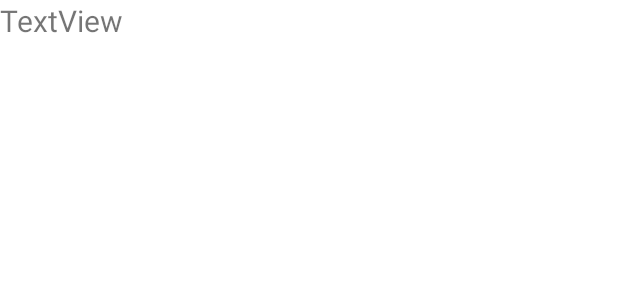
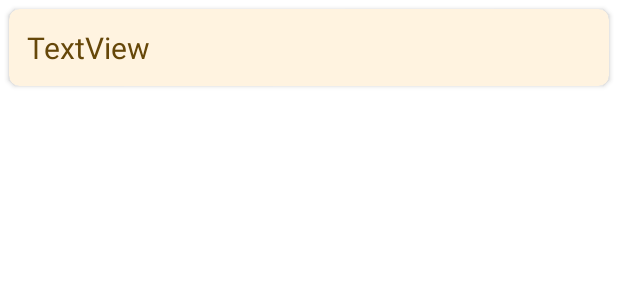
Before and after one commit to veselove/cat-facts, an Android app: the layout fragment_rv_item.xml on its own in the app's theme, with its tools: preview values and no code run, on a phone screen of 412 x 824 dp. Shown: the top 300 px of the screen. Run offline under Robolectric (Android 15) with nearby library versions, the phone set to English and light mode, and no system bars; network calls fail.

Commit message:
feat: some UI improvements in the second screen

```diff
--- a/app/src/main/java/com/veselove/catfacts/ui/saved/SavedFragment.kt
+++ b/app/src/main/java/com/veselove/catfacts/ui/saved/SavedFragment.kt
@@ -1,20 +1,16 @@
 package com.veselove.catfacts.ui.saved
 
 import android.os.Bundle
-import android.util.Log
 import android.view.LayoutInflater
 import android.view.View
 import android.view.ViewGroup
-import android.widget.TextView
 import androidx.fragment.app.Fragment
 import androidx.fragment.app.activityViewModels
 import androidx.lifecycle.Observer
-import androidx.lifecycle.ViewModelProvider
 import androidx.recyclerview.widget.LinearLayoutManager
 import androidx.recyclerview.widget.RecyclerView
 import com.veselove.catfacts.adapters.SavedCatFactsAdapter
 import com.veselove.catfacts.databinding.FragmentSavedBinding
-import com.veselove.catfacts.models.CatFact
 
 class SavedFragment : Fragment() {
 
--- a/app/src/main/res/layout/activity_main.xml
+++ b/app/src/main/res/layout/activity_main.xml
@@ -21,7 +21,7 @@
         android:id="@+id/nav_host_fragment_activity_main"
         android:name="androidx.navigation.fragment.NavHostFragment"
         android:layout_width="match_parent"
-        android:layout_height="match_parent"
+        android:layout_height="0dp"
         app:defaultNavHost="true"
         app:layout_constraintBottom_toTopOf="@id/nav_view"
         app:layout_constraintLeft_toLeftOf="parent"
--- a/app/src/main/res/layout/fragment_rv_item.xml
+++ b/app/src/main/res/layout/fragment_rv_item.xml
@@ -1,13 +1,36 @@
 <?xml version="1.0" encoding="utf-8"?>
-<FrameLayout xmlns:android="http://schemas.android.com/apk/res/android"
+<LinearLayout xmlns:android="http://schemas.android.com/apk/res/android"
     xmlns:app="http://schemas.android.com/apk/res-auto"
     android:layout_width="match_parent"
-    android:layout_height="wrap_content">
+    android:layout_height="wrap_content"
+    android:orientation="horizontal"
+    android:paddingLeft="1pt"
+    android:paddingTop="1pt"
+    android:paddingRight="1pt"
+    android:paddingBottom="1pt">
 
-    <TextView
-        android:id="@+id/tvRVCatFact"
-        android:layout_width="wrap_content"
+    <androidx.cardview.widget.CardView
+        android:layout_width="match_parent"
         android:layout_height="wrap_content"
-        android:text="TextView"
-        android:textSize="20dp"/>
-</FrameLayout>
+        android:layout_marginLeft="4dp"
+        android:layout_marginTop="4dp"
+        android:layout_marginRight="4dp"
+        android:layout_marginBottom="4dp"
+        app:cardBackgroundColor="@color/orange_50"
+        app:cardCornerRadius="7dp">
+
+        <TextView
+            android:id="@+id/tvRVCatFact"
+            android:layout_width="wrap_content"
+            android:layout_height="wrap_content"
+            android:gravity="center_vertical"
+            android:layout_marginLeft="12dp"
+            android:layout_marginTop="12dp"
+            android:layout_marginRight="12dp"
+            android:layout_marginBottom="12dp"
+            android:text="TextView"
+            android:textSize="20sp"
+            android:textColor="@color/brown"/>
+
+    </androidx.cardview.widget.CardView>
+</LinearLayout>
--- a/app/src/main/res/values/colors.xml
+++ b/app/src/main/res/values/colors.xml
@@ -1,7 +1,8 @@
 <?xml version="1.0" encoding="utf-8"?>
 <resources>
 
-    <color name="orange_200">#FFCC80</color>
+    <color name="orange_50">#FFF3E0</color>
+    <color name="orange_100">#FFE0B2</color>
     <color name="orange_400">#FFA726</color>
     <color name="orange_600">#FB8C00</color>
     <color name="brown">#664709</color>
```
